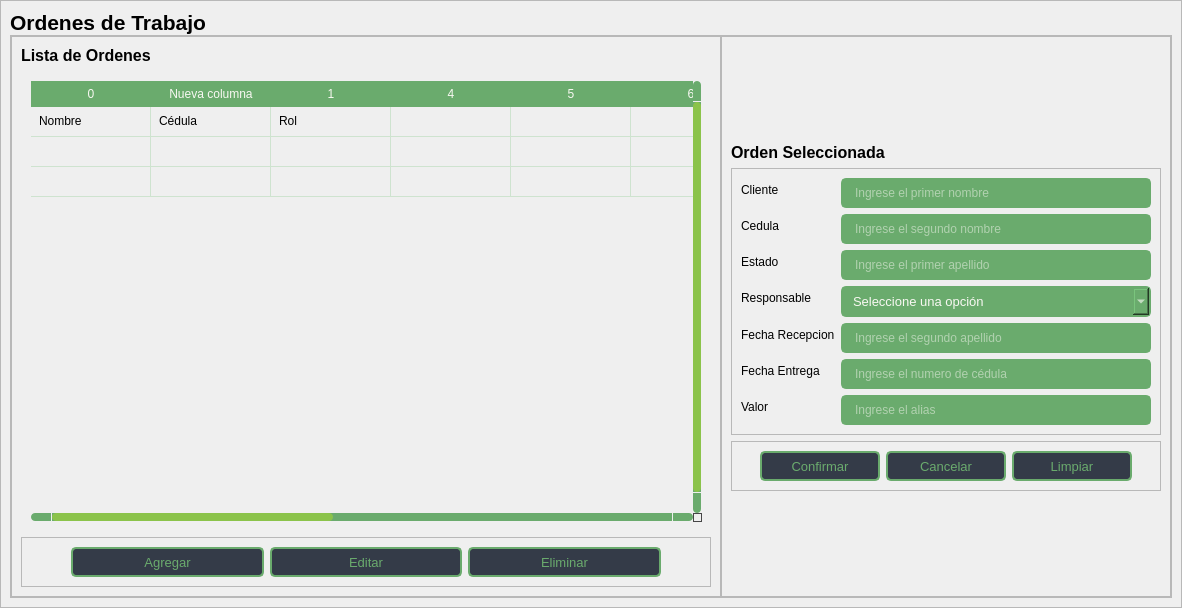
This is DesignerUI/orden.ui in azrael96/PubliAvisos-SI as Qt 5 draws it before an edit. The edited form follows.
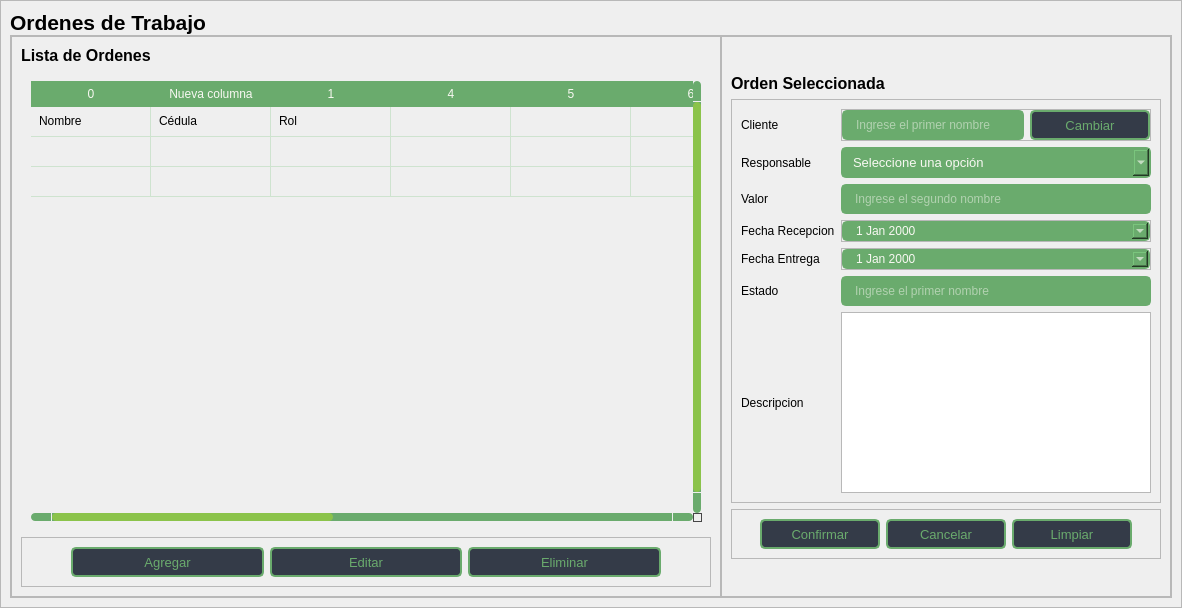
This is the edited form. Icons and pictures are not drawn.

Commit message:
Orden Module
Orden Base config
Better CRUD usuario cliente

The edit to the form file:
```diff
--- a/DesignerUI/orden.ui
+++ b/DesignerUI/orden.ui
@@ -15,7 +15,7 @@
   </property>
   <property name="styleSheet">
    <string notr="true">/*---- QLineEdit  ----*/
-QLineEdit {
+QLineEdit, QDateEdit {
     background-color: #6AAB6D;
     border-radius: 5px;
     border: 2px solid #6AAB6D;
@@ -33,7 +33,7 @@
     border: 2px solid #FFF59D;
 }
 
-QLineEdit:disabled {
+QLineEdit:disabled, QDateEdit:disabled {
     color: #dbdbdb;
     border: 2px solid #808080;
     background-color: #4d4d4d;
@@ -655,95 +655,34 @@
               <property name="frameShadow">
                <enum>QFrame::Raised</enum>
               </property>
-              <layout class="QFormLayout" name="formLayout_7">
-               <item row="0" column="0">
-                <widget class="QLabel" name="labelVersion_12">
+              <layout class="QGridLayout" name="gridLayout">
+               <item row="4" column="0">
+                <widget class="QLabel" name="labelVersion_22">
                  <property name="lineWidth">
                   <number>1</number>
                  </property>
                  <property name="text">
-                  <string>Cliente</string>
+                  <string>Fecha Recepcion</string>
                  </property>
                  <property name="alignment">
                   <set>Qt::AlignLeading|Qt::AlignLeft|Qt::AlignVCenter</set>
                  </property>
                 </widget>
                </item>
-               <item row="0" column="1">
-                <widget class="QLineEdit" name="usuNomText">
-                 <property name="minimumSize">
-                  <size>
-                   <width>0</width>
-                   <height>30</height>
-                  </size>
-                 </property>
-                 <property name="text">
-                  <string/>
-                 </property>
-                 <property name="placeholderText">
-                  <string>Ingrese el primer nombre</string>
-                 </property>
-                </widget>
-               </item>
-               <item row="1" column="0">
+               <item row="3" column="0">
                 <widget class="QLabel" name="labelVersion_20">
                  <property name="lineWidth">
                   <number>1</number>
                  </property>
                  <property name="text">
-                  <string>Cedula</string>
+                  <string>Valor</string>
                  </property>
                  <property name="alignment">
                   <set>Qt::AlignLeading|Qt::AlignLeft|Qt::AlignVCenter</set>
                  </property>
                 </widget>
                </item>
-               <item row="1" column="1">
-                <widget class="QLineEdit" name="usuNom2Text">
-                 <property name="minimumSize">
-                  <size>
-                   <width>0</width>
-                   <height>30</height>
-                  </size>
-                 </property>
-                 <property name="text">
-                  <string/>
-                 </property>
-                 <property name="placeholderText">
-                  <string>Ingrese el segundo nombre</string>
-                 </property>
-                </widget>
-               </item>
                <item row="2" column="0">
-                <widget class="QLabel" name="labelVersion_21">
-                 <property name="lineWidth">
-                  <number>1</number>
-                 </property>
-                 <property name="text">
-                  <string>Estado</string>
-                 </property>
-                 <property name="alignment">
-                  <set>Qt::AlignLeading|Qt::AlignLeft|Qt::AlignVCenter</set>
-                 </property>
-                </widget>
-               </item>
-               <item row="2" column="1">
-                <widget class="QLineEdit" name="usuApe1Text">
-                 <property name="minimumSize">
-                  <size>
-                   <width>0</width>
-                   <height>30</height>
-                  </size>
-                 </property>
-                 <property name="text">
-                  <string/>
-                 </property>
-                 <property name="placeholderText">
-                  <string>Ingrese el primer apellido</string>
-                 </property>
-                </widget>
-               </item>
-               <item row="3" column="0">
                 <widget class="QLabel" name="labelVersion_17">
                  <property name="lineWidth">
                   <number>1</number>
@@ -756,8 +695,112 @@
                  </property>
                 </widget>
                </item>
-               <item row="3" column="1">
-                <widget class="QComboBox" name="usuRolCombo">
+               <item row="8" column="0">
+                <widget class="QLabel" name="labelVersion_16">
+                 <property name="lineWidth">
+                  <number>1</number>
+                 </property>
+                 <property name="text">
+                  <string>Descripcion</string>
+                 </property>
+                 <property name="alignment">
+                  <set>Qt::AlignLeading|Qt::AlignLeft|Qt::AlignVCenter</set>
+                 </property>
+                </widget>
+               </item>
+               <item row="1" column="2">
+                <widget class="QFrame" name="frame_29">
+                 <property name="frameShape">
+                  <enum>QFrame::StyledPanel</enum>
+                 </property>
+                 <property name="frameShadow">
+                  <enum>QFrame::Raised</enum>
+                 </property>
+                 <layout class="QHBoxLayout" name="horizontalLayout">
+                  <property name="leftMargin">
+                   <number>0</number>
+                  </property>
+                  <property name="topMargin">
+                   <number>0</number>
+                  </property>
+                  <property name="rightMargin">
+                   <number>0</number>
+                  </property>
+                  <property name="bottomMargin">
+                   <number>0</number>
+                  </property>
+                  <item>
+                   <widget class="QLineEdit" name="ordCliText">
+                    <property name="minimumSize">
+                     <size>
+                      <width>0</width>
+                      <height>30</height>
+                     </size>
+                    </property>
+                    <property name="text">
+                     <string/>
+                    </property>
+                    <property name="placeholderText">
+                     <string>Ingrese el primer nombre</string>
+                    </property>
+                   </widget>
+                  </item>
+                  <item>
+                   <widget class="QPushButton" name="ordCliButton">
+                    <property name="minimumSize">
+                     <size>
+                      <width>120</width>
+                      <height>30</height>
+                     </size>
+                    </property>
+                    <property name="font">
+                     <font>
+                      <pointsize>10</pointsize>
+                      <italic>false</italic>
+                      <bold>false</bold>
+                     </font>
+                    </property>
+                    <property name="cursor">
+                     <cursorShape>PointingHandCursor</cursorShape>
+                    </property>
+                    <property name="text">
+                     <string>Cambiar</string>
+                    </property>
+                    <property name="icon">
+                     <iconset resource="../../../../Documentos/Estudio/Universidad/Semestre 10/Proyecto de Grado/Proyecto Miscelanea/resources.qrc">
+                      <normaloff>:/icons/images/icons/cil-check-circle.png</normaloff>:/icons/images/icons/cil-check-circle.png</iconset>
+                    </property>
+                   </widget>
+                  </item>
+                 </layout>
+                </widget>
+               </item>
+               <item row="6" column="0">
+                <widget class="QLabel" name="labelVersion_21">
+                 <property name="lineWidth">
+                  <number>1</number>
+                 </property>
+                 <property name="text">
+                  <string>Estado</string>
+                 </property>
+                 <property name="alignment">
+                  <set>Qt::AlignLeading|Qt::AlignLeft|Qt::AlignVCenter</set>
+                 </property>
+                </widget>
+               </item>
+               <item row="8" column="2">
+                <widget class="QTextEdit" name="ordDesText">
+                 <property name="html">
+                  <string>&lt;!DOCTYPE HTML PUBLIC &quot;-//W3C//DTD HTML 4.0//EN&quot; &quot;http://www.w3.org/TR/REC-html40/strict.dtd&quot;&gt;
+&lt;html&gt;&lt;head&gt;&lt;meta name=&quot;qrichtext&quot; content=&quot;1&quot; /&gt;&lt;meta charset=&quot;utf-8&quot; /&gt;&lt;style type=&quot;text/css&quot;&gt;
+p, li { white-space: pre-wrap; }
+&lt;/style&gt;&lt;/head&gt;&lt;body style=&quot; font-family:'Segoe UI'; font-size:9pt; font-weight:400; font-style:normal;&quot;&gt;
+&lt;p style=&quot;-qt-paragraph-type:empty; margin-top:0px; margin-bottom:0px; margin-left:0px; margin-right:0px; -qt-block-indent:0; text-indent:0px;&quot;&gt;&lt;br /&gt;&lt;/p&gt;&lt;/body&gt;&lt;/html&gt;</string>
+                 </property>
+                </widget>
+               </item>
+               <item row="2" column="2">
+                <widget class="QComboBox" name="ordResCombo">
                  <property name="font">
                   <font>
                    <pointsize>10</pointsize>
@@ -801,35 +844,6 @@
                 </widget>
                </item>
                <item row="5" column="0">
-                <widget class="QLabel" name="labelVersion_22">
-                 <property name="lineWidth">
-                  <number>1</number>
-                 </property>
-                 <property name="text">
-                  <string>Fecha Recepcion</string>
-                 </property>
-                 <property name="alignment">
-                  <set>Qt::AlignLeading|Qt::AlignLeft|Qt::AlignVCenter</set>
-                 </property>
-                </widget>
-               </item>
-               <item row="5" column="1">
-                <widget class="QLineEdit" name="usuApe2Text">
-                 <property name="minimumSize">
-                  <size>
-                   <width>0</width>
-                   <height>30</height>
-                  </size>
-                 </property>
-                 <property name="text">
-                  <string/>
-                 </property>
-                 <property name="placeholderText">
-                  <string>Ingrese el segundo apellido</string>
-                 </property>
-                </widget>
-               </item>
-               <item row="6" column="0">
                 <widget class="QLabel" name="labelVersion_14">
                  <property name="lineWidth">
                   <number>1</number>
@@ -842,43 +856,191 @@
                  </property>
                 </widget>
                </item>
-               <item row="6" column="1">
-                <widget class="QLineEdit" name="usuCedText">
-                 <property name="minimumSize">
-                  <size>
-                   <width>0</width>
-                   <height>30</height>
-                  </size>
-                 </property>
-                 <property name="text">
-                  <string/>
-                 </property>
-                 <property name="frame">
-                  <bool>true</bool>
-                 </property>
-                 <property name="echoMode">
-                  <enum>QLineEdit::Normal</enum>
-                 </property>
-                 <property name="placeholderText">
-                  <string>Ingrese el numero de cédula</string>
-                 </property>
-                </widget>
-               </item>
-               <item row="8" column="0">
-                <widget class="QLabel" name="labelVersion_16">
+               <item row="1" column="0">
+                <widget class="QLabel" name="labelVersion_12">
                  <property name="lineWidth">
                   <number>1</number>
                  </property>
                  <property name="text">
-                  <string>Valor</string>
+                  <string>Cliente</string>
                  </property>
                  <property name="alignment">
                   <set>Qt::AlignLeading|Qt::AlignLeft|Qt::AlignVCenter</set>
                  </property>
                 </widget>
                </item>
-               <item row="8" column="1">
-                <widget class="QLineEdit" name="usuNickText">
+               <item row="4" column="2">
+                <widget class="QFrame" name="frame_30">
+                 <property name="frameShape">
+                  <enum>QFrame::StyledPanel</enum>
+                 </property>
+                 <property name="frameShadow">
+                  <enum>QFrame::Raised</enum>
+                 </property>
+                 <layout class="QHBoxLayout" name="horizontalLayout_2">
+                  <property name="leftMargin">
+                   <number>0</number>
+                  </property>
+                  <property name="topMargin">
+                   <number>0</number>
+                  </property>
+                  <property name="rightMargin">
+                   <number>0</number>
+                  </property>
+                  <property name="bottomMargin">
+                   <number>0</number>
+                  </property>
+                  <item>
+                   <widget class="QDateEdit" name="ordRecDate">
+                    <property name="styleSheet">
+                     <string notr="true">QCalendarWidget QToolButton {
+  	height: 60px;
+  	width: 150px;
+  	color: white;
+  	font-size: 24px;
+  	icon-size: 56px, 56px;
+  	background-color: qlineargradient(x1:0, y1:0, x2:0, y2:1, stop: 0 #cccccc, stop: 1 #333333);
+  }
+  QCalendarWidget QMenu {
+  	width: 150px;
+  	left: 20px;
+  	color: white;
+  	font-size: 18px;
+  	background-color: rgb(100, 100, 100);
+  }
+  QCalendarWidget QSpinBox { 
+  	width: 150px; 
+  	font-size:24px; 
+  	color: white; 
+  	background-color: qlineargradient(x1:0, y1:0, x2:0, y2:1, stop: 0 #cccccc, stop: 1 #333333); 
+  	selection-background-color: rgb(136, 136, 136);
+  	selection-color: rgb(255, 255, 255);
+  }
+  QCalendarWidget QSpinBox::up-button { subcontrol-origin: border;  subcontrol-position: top right;  width:65px; }
+  QCalendarWidget QSpinBox::down-button {subcontrol-origin: border; subcontrol-position: bottom right;  width:65px;}
+  QCalendarWidget QSpinBox::up-arrow { width:56px;  height:56px; }
+  QCalendarWidget QSpinBox::down-arrow { width:56px;  height:56px; }
+   
+  /* header row */
+  QCalendarWidget QWidget { alternate-background-color: rgb(128, 128, 128); }
+   
+  /* normal days */
+  QCalendarWidget QAbstractItemView:enabled 
+  {
+  	font-size:24px;  
+  	color: rgb(180, 180, 180);  
+  	background-color: #35322f;  
+  	selection-background-color: rgb(64, 64, 64); 
+  	selection-color: rgb(0, 255, 0); 
+  }
+   
+  /* days in other months */
+  /* navigation bar */
+QCalendarWidget QWidget#qt_calendar_navigationbar
+{ 
+  background-color: qlineargradient(x1:0, y1:0, x2:0, y2:1, stop: 0 #cccccc, stop: 1 #333333); 
+}
+
+QCalendarWidget QAbstractItemView:disabled 
+{ 
+color: rgb(64, 64, 64); 
+}</string>
+                    </property>
+                    <property name="calendarPopup">
+                     <bool>true</bool>
+                    </property>
+                   </widget>
+                  </item>
+                 </layout>
+                </widget>
+               </item>
+               <item row="5" column="2">
+                <widget class="QFrame" name="frame_31">
+                 <property name="frameShape">
+                  <enum>QFrame::StyledPanel</enum>
+                 </property>
+                 <property name="frameShadow">
+                  <enum>QFrame::Raised</enum>
+                 </property>
+                 <layout class="QHBoxLayout" name="horizontalLayout_3">
+                  <property name="leftMargin">
+                   <number>0</number>
+                  </property>
+                  <property name="topMargin">
+                   <number>0</number>
+                  </property>
+                  <property name="rightMargin">
+                   <number>0</number>
+                  </property>
+                  <property name="bottomMargin">
+                   <number>0</number>
+                  </property>
+                  <item>
+                   <widget class="QDateEdit" name="ordEntDate">
+                    <property name="styleSheet">
+                     <string notr="true">QCalendarWidget QToolButton {
+  	height: 60px;
+  	width: 150px;
+  	color: white;
+  	font-size: 24px;
+  	icon-size: 56px, 56px;
+  	background-color: qlineargradient(x1:0, y1:0, x2:0, y2:1, stop: 0 #cccccc, stop: 1 #333333);
+  }
+  QCalendarWidget QMenu {
+  	width: 150px;
+  	left: 20px;
+  	color: white;
+  	font-size: 18px;
+  	background-color: rgb(100, 100, 100);
+  }
+  QCalendarWidget QSpinBox { 
+  	width: 150px; 
+  	font-size:24px; 
+  	color: white; 
+  	background-color: qlineargradient(x1:0, y1:0, x2:0, y2:1, stop: 0 #cccccc, stop: 1 #333333); 
+  	selection-background-color: rgb(136, 136, 136);
+  	selection-color: rgb(255, 255, 255);
+  }
+  QCalendarWidget QSpinBox::up-button { subcontrol-origin: border;  subcontrol-position: top right;  width:65px; }
+  QCalendarWidget QSpinBox::down-button {subcontrol-origin: border; subcontrol-position: bottom right;  width:65px;}
+  QCalendarWidget QSpinBox::up-arrow { width:56px;  height:56px; }
+  QCalendarWidget QSpinBox::down-arrow { width:56px;  height:56px; }
+   
+  /* header row */
+  QCalendarWidget QWidget { alternate-background-color: rgb(128, 128, 128); }
+   
+  /* normal days */
+  QCalendarWidget QAbstractItemView:enabled 
+  {
+  	font-size:24px;  
+  	color: rgb(180, 180, 180);  
+  	background-color: #35322f;  
+  	selection-background-color: rgb(64, 64, 64); 
+  	selection-color: rgb(0, 255, 0); 
+  }
+   
+  /* days in other months */
+  /* navigation bar */
+QCalendarWidget QWidget#qt_calendar_navigationbar
+{ 
+  background-color: qlineargradient(x1:0, y1:0, x2:0, y2:1, stop: 0 #cccccc, stop: 1 #333333); 
+}
+
+QCalendarWidget QAbstractItemView:disabled 
+{ 
+color: rgb(64, 64, 64); 
+}</string>
+                    </property>
+                    <property name="calendarPopup">
+                     <bool>true</bool>
+                    </property>
+                   </widget>
+                  </item>
+                 </layout>
+                </widget>
+               </item>
+               <item row="3" column="2">
+                <widget class="QLineEdit" name="ordValText">
                  <property name="minimumSize">
                   <size>
                    <width>0</width>
@@ -889,7 +1051,23 @@
                   <string/>
                  </property>
                  <property name="placeholderText">
-                  <string>Ingrese el alias</string>
+                  <string>Ingrese el segundo nombre</string>
+                 </property>
+                </widget>
+               </item>
+               <item row="6" column="2">
+                <widget class="QLineEdit" name="ordEstText">
+                 <property name="minimumSize">
+                  <size>
+                   <width>0</width>
+                   <height>30</height>
+                  </size>
+                 </property>
+                 <property name="text">
+                  <string/>
+                 </property>
+                 <property name="placeholderText">
+                  <string>Ingrese el primer nombre</string>
                  </property>
                 </widget>
                </item>
```
Left out of the diff: 14 changed lines with no effect on the pictures. The commit also changes 20 other files.
